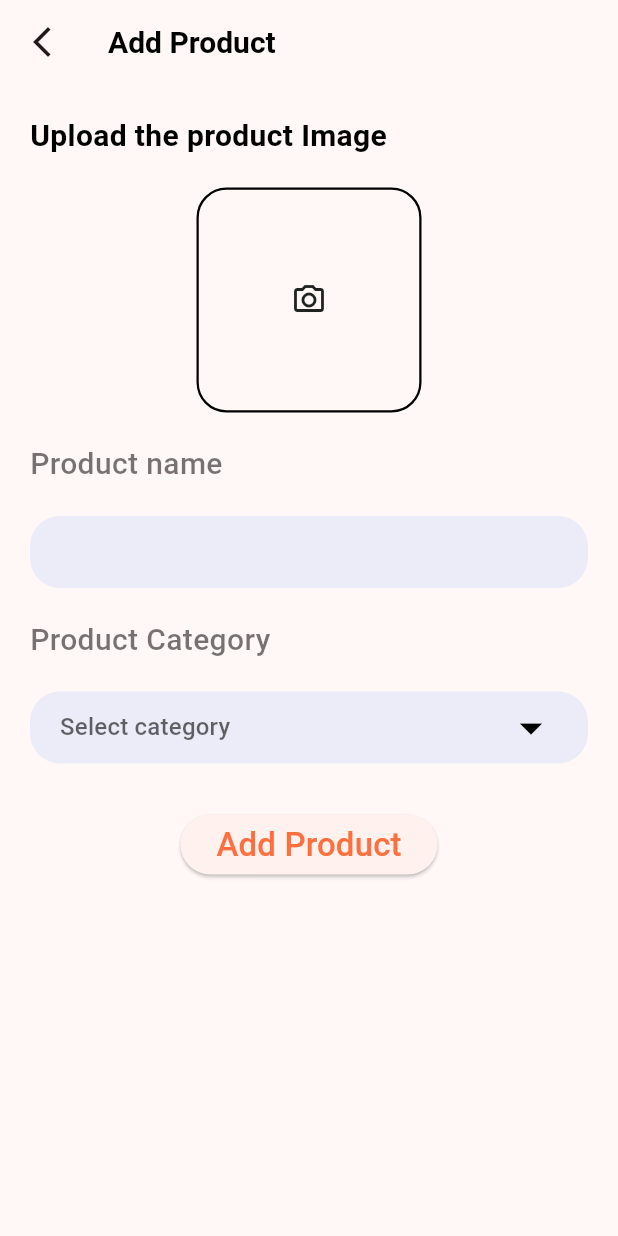
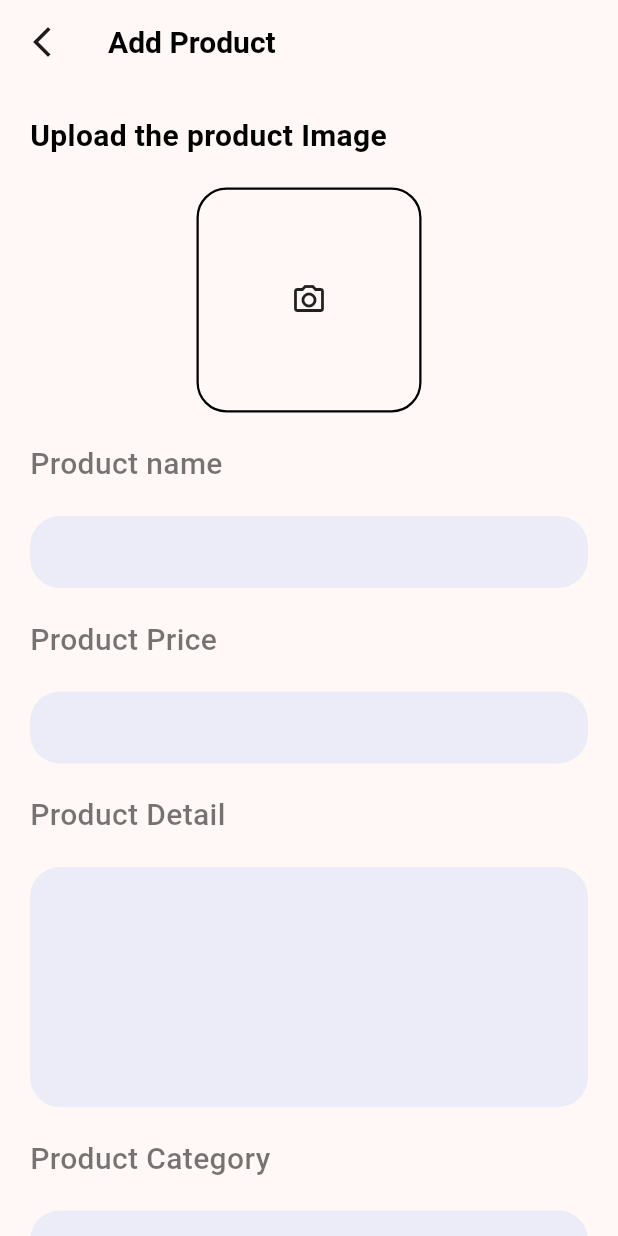
Before and after one commit to MosaAmran11/e-commerce-app, a Flutter app: the AddProduct screen opened directly, on a phone screen of 412 x 824 dp. Run offline on Flutter 3.47's test engine with Material 3 defaults, Android fonts, the phone set to English and light mode, and no system bars; our stand-ins replace cloud_firestore, curved_navigation_bar, device_preview, firebase_auth, firebase_core, firebase_storage and 3 more; accounts and stored records are empty; network calls fail.

Commit message:
until 4:07:16

```diff
--- a/lib/Admin/add_product.dart
+++ b/lib/Admin/add_product.dart
@@ -16,10 +16,16 @@ class AddProduct extends StatefulWidget {
 }
 
 class _AddProductState extends State<AddProduct> {
+
+
   final ImagePicker _picker = ImagePicker();
+  File? selectedImage;
+  TextEditingController namecontroller =  TextEditingController();
+  TextEditingController pricecontroller =  TextEditingController();
+  TextEditingController detailcontroller =  TextEditingController();
 
-  File? selectedImage;
-  TextEditingController namecontroller = TextEditingController();
+
+
   Future getImage() async {
     var image = await _picker.pickImage(source: ImageSource.gallery);
     selectedImage = File(image!.path);
@@ -51,6 +57,8 @@ uploadItem() async {
     Map<String, dynamic> addProduct = {
       "Name": namecontroller.text,
       "Image": imageUrl,
+      "Price": pricecontroller.text,
+      "Detail": detailcontroller.text,
     };
 
     await DatabaseMethods().addProduct(addProduct, value!).then((value) {
@@ -74,32 +82,31 @@ uploadItem() async {
   }
 }
 
+ /* uploadItem() async {
+    if (selectedImage != null && namecontroller.text != "") {
+      String addId = randomAlphaNumeric(10);
+      Reference firebaseStorageRef =
+          FirebaseStorage.instance.ref().child("blogImage").child(addId);
 
-  // uploadItem() async {
-  //   if (selectedImage != null && namecontroller.text != "") {
-  //     String addId = randomAlphaNumeric(10);
-  //     Reference firebaseStorageRef =
-  //         FirebaseStorage.instance.ref().child("blogImage").child(addId);
+      final UploadTask task = firebaseStorageRef.putFile(selectedImage!);
+      var downloadUrl = await (await task).ref.getDownloadURL();
 
-  //     final UploadTask task = firebaseStorageRef.putFile(selectedImage!);
-  //     var downloadUrl = await (await task).ref.getDownloadURL();
-
-  //     Map<String, dynamic> addProduct = {
-  //       "Name": namecontroller.text,
-  //       "Image": downloadUrl,
-  //     };
-  //     await DatabaseMethods().addProduct(addProduct, value!).then((value) {
-  //       selectedImage = null;
-  //       namecontroller.text = "";
-  //       ScaffoldMessenger.of(context).showSnackBar(SnackBar(
-  //           backgroundColor: Colors.redAccent,
-  //           content: Text(
-  //             "Product has been uploaded Successfully",
-  //             style: TextStyle(fontSize: 20.0),
-  //           )));
-  //     });
-  //   }
-  // }
+      Map<String, dynamic> addProduct = {
+        "Name": namecontroller.text,
+        "Image": downloadUrl,
+      };
+      await DatabaseMethods().addProduct(addProduct, value!).then((value) {
+        selectedImage = null;
+        namecontroller.text = "";
+        ScaffoldMessenger.of(context).showSnackBar(SnackBar(
+            backgroundColor: Colors.redAccent,
+            content: Text(
+              "Product has been uploaded Successfully",
+              style: TextStyle(fontSize: 20.0),
+            )));
+      });
+    }
+  }*/
 
   String? value;
   final List<String> categoryitem = ['Watch', 'Laptop', 'TV', 'Headphones'];
@@ -118,8 +125,9 @@ uploadItem() async {
           style: AppWidget.semiboldTextStyle,
         ),
       ),
-      body: Container(
-        margin: EdgeInsets.only(left: 20, top: 20, right: 20),
+      body: SingleChildScrollView(
+        child: Container(
+          margin: EdgeInsets.only(left: 20, top: 20, right: 20,bottom: 30),
           child: Column(
             crossAxisAlignment: CrossAxisAlignment.start,
             children: [
@@ -188,6 +196,55 @@ uploadItem() async {
                   decoration: InputDecoration(border: InputBorder.none),
                 ),
               ),
+
+               SizedBox(
+                height: 20,
+              ),
+              Text(
+                "Product Price",
+                style: AppWidget.lightTextStyle,
+              ),
+              SizedBox(
+                height: 20,
+              ),
+              Container(
+                padding: EdgeInsets.symmetric(horizontal: 20),
+                width: MediaQuery.of(context).size.width,
+                decoration: BoxDecoration(
+                    color: Color(0xFFececf8),
+                    borderRadius: BorderRadius.circular(20)),
+                child: TextField(
+
+                  controller: pricecontroller,
+                  decoration: InputDecoration(border: InputBorder.none),
+                ),
+              ),
+
+                  SizedBox(
+                height: 20,
+              ),
+              Text(
+                "Product Detail",
+                style: AppWidget.lightTextStyle,
+              ),
+              SizedBox(
+                height: 20,
+              ),
+              Container(
+                padding: EdgeInsets.symmetric(horizontal: 20),
+                width: MediaQuery.of(context).size.width,
+                decoration: BoxDecoration(
+                    color: Color(0xFFececf8),
+                    borderRadius: BorderRadius.circular(20)),
+                child: TextField(
+
+                  maxLines: 6,
+                  controller: detailcontroller,
+                  decoration: InputDecoration(border: InputBorder.none),
+                ),
+              ),
+
+
               SizedBox(
                 height: 20,
               ),
@@ -244,8 +301,10 @@ uploadItem() async {
                       child: Text(
                         "Add Product",
                         style: TextStyle(fontSize: 22),
-                    )))
+                      ),),),
+
             ],
+          ),
         ),
       ),
     );
--- a/lib/main.dart
+++ b/lib/main.dart
@@ -1,6 +1,7 @@
 import 'package:device_preview/device_preview.dart';
 import 'package:e_commerce_app/Admin/add_product.dart';
 import 'package:e_commerce_app/Admin/admin_login.dart';
+import 'package:e_commerce_app/pages/ProductDetail.dart';
 import 'package:e_commerce_app/pages/bottomnav.dart';
 import 'package:e_commerce_app/pages/home.dart';
 import 'package:e_commerce_app/pages/login.dart';
@@ -46,7 +47,7 @@
             primary: const Color(0xfffd6f3e)),
         useMaterial3: true,
       ),
-      home:  AddProduct(),
+      home:  BottomNav(),
       locale: DevicePreview.locale(context),
       builder: DevicePreview.appBuilder,
       darkTheme: ThemeData.dark(),
```
Also changed, not shown: lib/models/support_widget.dart (+6 -5 lines), lib/pages/category_products.dart (added, +73 -0 lines), lib/pages/home.dart (+16 -4 lines), lib/services/database.dart (+7 -0 lines). Lines whose indentation alone changed are shown as unchanged.
